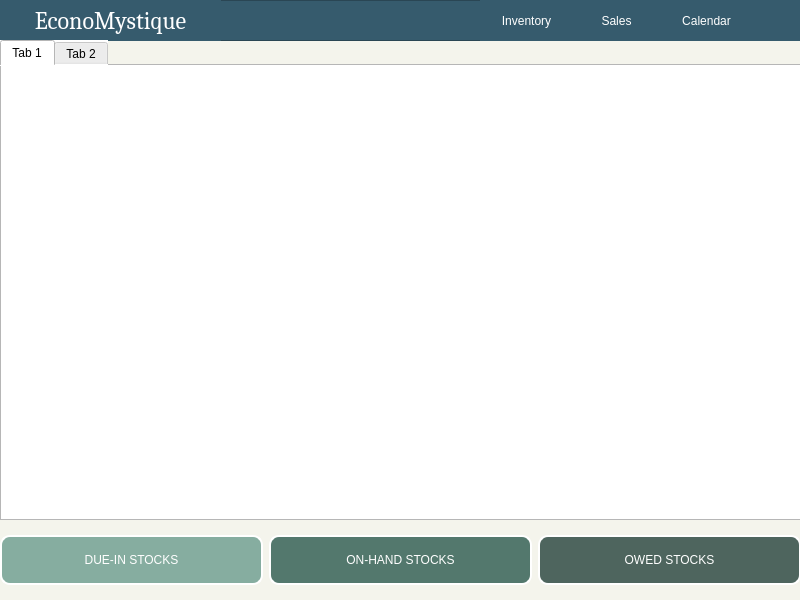
Old version of the form inventory.ui in the repository ongchangco/Economystique2.
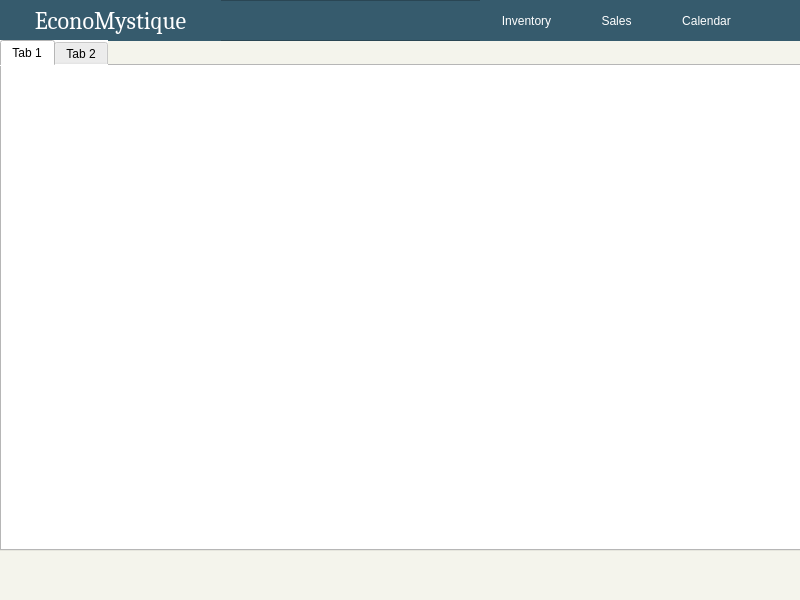
New version of the form. Icons and pictures are not drawn.

Commit message: created inventory.py for inventory data

```diff
--- a/inventory.ui
+++ b/inventory.ui
@@ -217,7 +217,7 @@
      <x>0</x>
      <y>40</y>
      <width>801</width>
-     <height>481</height>
+     <height>511</height>
     </rect>
    </property>
    <property name="styleSheet">
@@ -238,123 +238,29 @@
     </attribute>
    </widget>
   </widget>
-  <widget class="QWidget" name="horizontalLayoutWidget">
+  <widget class="QPushButton" name="btnSave">
    <property name="geometry">
     <rect>
-     <x>0</x>
-     <y>520</y>
-     <width>801</width>
-     <height>80</height>
+     <x>750</x>
+     <y>560</y>
+     <width>41</width>
+     <height>31</height>
     </rect>
    </property>
-   <layout class="QHBoxLayout" name="horizontalLayout">
-    <item>
-     <widget class="QPushButton" name="dueInButton">
-      <property name="minimumSize">
-       <size>
-        <width>0</width>
-        <height>50</height>
-       </size>
-      </property>
-      <property name="styleSheet">
-       <string notr="true">QPushButton{
-	background-color: #86ada0;
-	color: white;
-	border-style: outset;
-	border-width: 2px;
-	border-radius:10px;
-}
-QPushButton:hover {
-    background-color: #5b8ca4;
-	border: 2px solid #86ada0;
-}
-QPushButton:pressed {
-    border-style: inset;
-    background-color: #365b6d;
-}</string>
-      </property>
-      <property name="text">
-       <string>DUE-IN STOCKS</string>
-      </property>
-     </widget>
-    </item>
-    <item>
-     <widget class="QPushButton" name="onHandButton">
-      <property name="minimumSize">
-       <size>
-        <width>0</width>
-        <height>50</height>
-       </size>
-      </property>
-      <property name="font">
-       <font>
-        <italic>false</italic>
-        <underline>false</underline>
-        <strikeout>false</strikeout>
-       </font>
-      </property>
-      <property name="layoutDirection">
-       <enum>Qt::LeftToRight</enum>
-      </property>
-      <property name="styleSheet">
-       <string notr="true">QPushButton {
-	background-color: #53786d;
-	color: white;
-	border-style: outset;
-	border-width: 2px;
-	border-radius:10px;
-}
-QPushButton:hover {
-    background-color: #5b8ca4;
-	border: 2px solid #53786d;
-}
-QPushButton:pressed {
-    border-style: inset;
-    background-color: #365b6d;
-}</string>
-      </property>
-      <property name="text">
-       <string>ON-HAND STOCKS</string>
-      </property>
-      <property name="default">
-       <bool>false</bool>
-      </property>
-      <property name="flat">
-       <bool>false</bool>
-      </property>
-     </widget>
-    </item>
-    <item>
-     <widget class="QPushButton" name="owedButton">
-      <property name="minimumSize">
-       <size>
-        <width>0</width>
-        <height>50</height>
-       </size>
-      </property>
-      <property name="styleSheet">
-       <string notr="true">QPushButton{
-	background-color: #4e655e;
-	color: white;
-	border-style: outset;
-	border-width: 2px;
-	border-radius:10px;
-}
-QPushButton:hover {
-    background-color: #5b8ca4;
-	border: 2px solid #4e655e;
-}
-QPushButton:pressed {
-    border-style: inset;
-    background-color: #4e655e;
-}</string>
-      </property>
-      <property name="text">
-       <string>OWED STOCKS</string>
-      </property>
-     </widget>
-    </item>
-   </layout>
+   <property name="cursor">
+    <cursorShape>PointingHandCursor</cursorShape>
+   </property>
+   <property name="text">
+    <string/>
+   </property>
+   <property name="icon">
+    <iconset>
+     <selectedon>img/saveIcon.png</selectedon>
+    </iconset>
+   </property>
+   <property name="flat">
+    <bool>true</bool>
+   </property>
   </widget>
  </widget>
  <resources/>
```
The commit also changes 6 other files.
